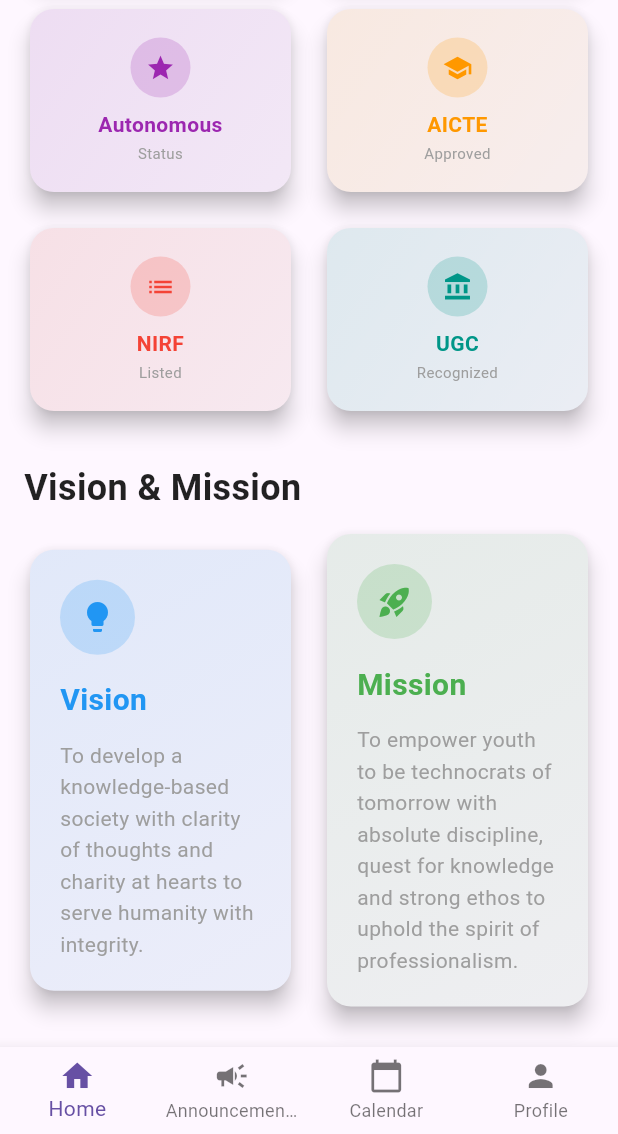
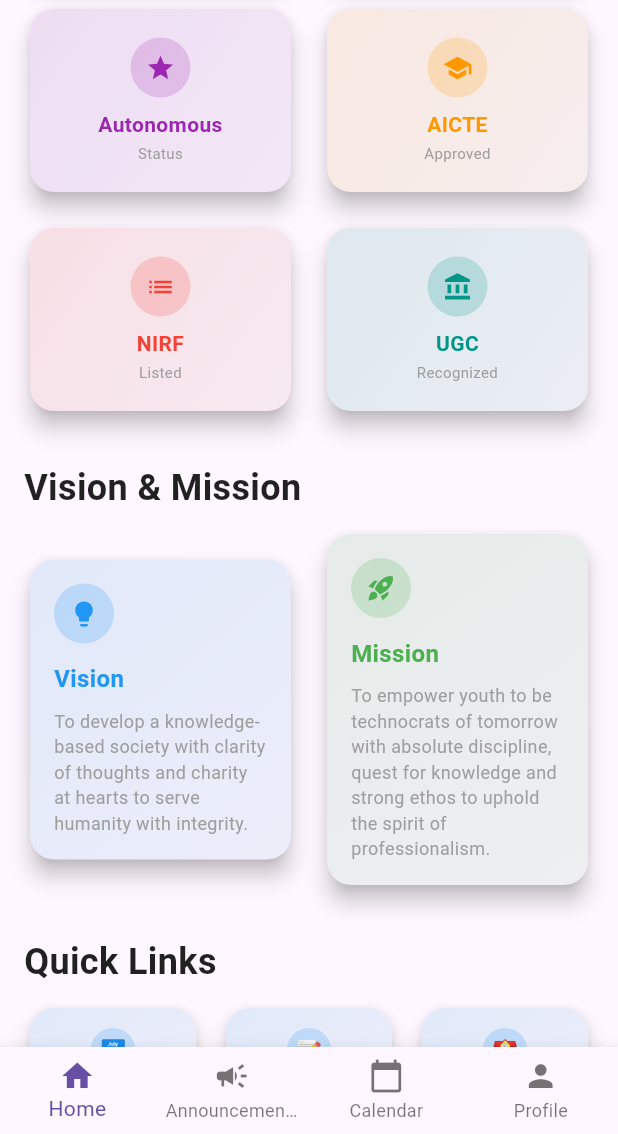
Before and after one commit to theaashaychahande/stvincent_sys_app, a Flutter app: the screen it shows after launch, scrolled down 1728 dp, on a phone screen of 412 x 824 dp, the part 102-1236 px from its top. Run offline on Flutter 3.47's test engine with Material 3 defaults, Android fonts, the phone set to English and light mode, and no system bars; our stand-ins replace carousel_slider.

Commit message:
fixed layout and overflowing issues

```diff
--- a/lib/screens/home_dashboard.dart
+++ b/lib/screens/home_dashboard.dart
@@ -383,11 +383,11 @@ class _HomeDashboardState extends State<HomeDashboard> {
                 builder: (context, constraints) {
                   return GridView.count(
                     crossAxisCount: 3,
-                    crossAxisSpacing: 16,
-                    mainAxisSpacing: 16,
+                    crossAxisSpacing: 12,
+                    mainAxisSpacing: 12,
                     shrinkWrap: true,
                     physics: const NeverScrollableScrollPhysics(),
-                    childAspectRatio: 1.3,
+                    childAspectRatio: 1.4,
                     children: quickLinks
                         .map((link) => _buildEnhancedQuickLinkCard(link))
                         .toList(),
@@ -585,39 +585,39 @@ class _HomeDashboardState extends State<HomeDashboard> {
           borderRadius: BorderRadius.circular(16),
         ),
         child: Padding(
-          padding: const EdgeInsets.all(20.0),
+          padding: const EdgeInsets.all(16.0),
           child: Column(
             crossAxisAlignment: CrossAxisAlignment.start,
             children: [
               Container(
-                width: 50,
-                height: 50,
+                width: 40,
+                height: 40,
                 decoration: BoxDecoration(
                   color: color.withOpacity(0.2),
-                  borderRadius: BorderRadius.circular(25),
+                  borderRadius: BorderRadius.circular(20),
                 ),
                 child: Icon(
                   icon,
                   color: color,
-                  size: 24,
+                  size: 20,
                 ),
               ),
-              const SizedBox(height: 16),
+              const SizedBox(height: 12),
               Text(
                 title,
                 style: TextStyle(
-                  fontSize: 20,
+                  fontSize: 16,
                   fontWeight: FontWeight.bold,
                   color: color,
                 ),
               ),
-              const SizedBox(height: 12),
+              const SizedBox(height: 8),
               Text(
                 content,
                 style: const TextStyle(
-                  fontSize: 14,
+                  fontSize: 12,
                   color: Colors.grey,
-                  height: 1.5,
+                  height: 1.4,
                 ),
               ),
             ],
@@ -643,33 +643,33 @@ class _HomeDashboardState extends State<HomeDashboard> {
           borderRadius: BorderRadius.circular(16),
         ),
         child: Padding(
-          padding: const EdgeInsets.all(12.0),
+          padding: const EdgeInsets.all(8.0),
           child: Column(
             mainAxisAlignment: MainAxisAlignment.center,
             children: [
               Container(
-                width: 40,
-                height: 40,
+                width: 30,
+                height: 30,
                 decoration: BoxDecoration(
                   color: Colors.blue.withOpacity(0.2),
-                  borderRadius: BorderRadius.circular(20),
+                  borderRadius: BorderRadius.circular(15),
                 ),
                 child: Center(
                   child: Text(
                     link['icon']!,
                     style: const TextStyle(
-                      fontSize: 18,
+                      fontSize: 14,
                       color: Colors.blue,
                     ),
                   ),
                 ),
               ),
-              const SizedBox(height: 8),
+              const SizedBox(height: 6),
               Text(
                 link['name']!,
                 textAlign: TextAlign.center,
                 style: const TextStyle(
-                  fontSize: 12,
+                  fontSize: 10,
                   fontWeight: FontWeight.w500,
                   color: Colors.black87,
                 ),
```
